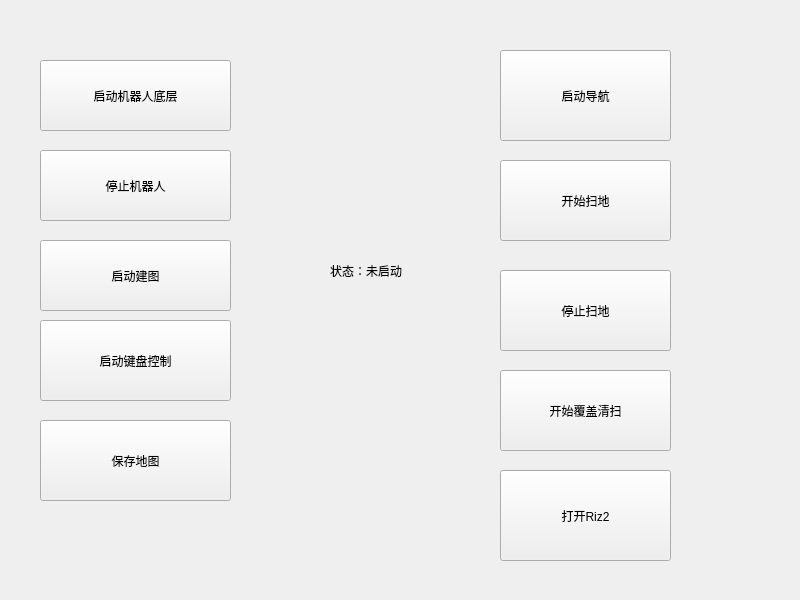
First picture: the form in cleaning_robot_software/widget.ui, repository 211jerry/ros2_uppercomputer_Qt5_software, before the edit.
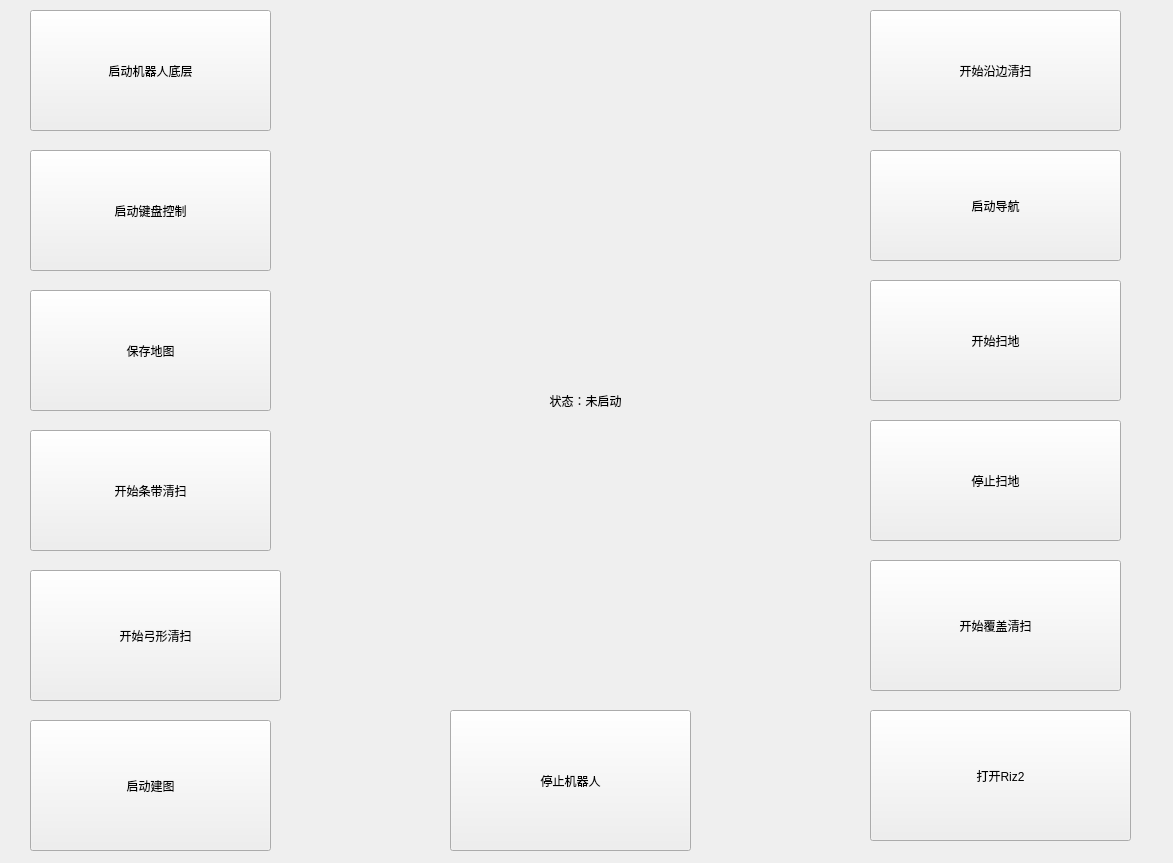
Second picture: the form after the edit.

Commit message: 增加了不同清扫模式按键

Diff of the .ui file:
```diff
--- a/cleaning_robot_software/widget.ui
+++ b/cleaning_robot_software/widget.ui
@@ -6,8 +6,8 @@
    <rect>
     <x>0</x>
     <y>0</y>
-    <width>800</width>
-    <height>600</height>
+    <width>1173</width>
+    <height>863</height>
    </rect>
   </property>
   <property name="windowTitle">
@@ -16,10 +16,10 @@
   <widget class="QPushButton" name="pushButton">
    <property name="geometry">
     <rect>
-     <x>40</x>
-     <y>60</y>
-     <width>191</width>
-     <height>71</height>
+     <x>30</x>
+     <y>10</y>
+     <width>241</width>
+     <height>121</height>
     </rect>
    </property>
    <property name="text">
@@ -29,23 +29,26 @@
   <widget class="QLabel" name="label">
    <property name="geometry">
     <rect>
-     <x>330</x>
-     <y>250</y>
-     <width>171</width>
-     <height>41</height>
+     <x>450</x>
+     <y>310</y>
+     <width>271</width>
+     <height>181</height>
     </rect>
    </property>
    <property name="text">
     <string>状态：未启动</string>
    </property>
+   <property name="alignment">
+    <set>Qt::AlignCenter</set>
+   </property>
   </widget>
   <widget class="QPushButton" name="pushButton_2">
    <property name="geometry">
     <rect>
-     <x>40</x>
-     <y>150</y>
-     <width>191</width>
-     <height>71</height>
+     <x>450</x>
+     <y>710</y>
+     <width>241</width>
+     <height>141</height>
     </rect>
    </property>
    <property name="text">
@@ -55,10 +58,10 @@
   <widget class="QPushButton" name="pushButton_3">
    <property name="geometry">
     <rect>
-     <x>40</x>
-     <y>240</y>
-     <width>191</width>
-     <height>71</height>
+     <x>30</x>
+     <y>720</y>
+     <width>241</width>
+     <height>131</height>
     </rect>
    </property>
    <property name="text">
@@ -68,10 +71,10 @@
   <widget class="QPushButton" name="pushButton_4">
    <property name="geometry">
     <rect>
-     <x>40</x>
-     <y>320</y>
-     <width>191</width>
-     <height>81</height>
+     <x>30</x>
+     <y>150</y>
+     <width>241</width>
+     <height>121</height>
     </rect>
    </property>
    <property name="text">
@@ -81,10 +84,10 @@
   <widget class="QPushButton" name="pushButton_5">
    <property name="geometry">
     <rect>
-     <x>40</x>
-     <y>420</y>
-     <width>191</width>
-     <height>81</height>
+     <x>30</x>
+     <y>290</y>
+     <width>241</width>
+     <height>121</height>
     </rect>
    </property>
    <property name="text">
@@ -94,10 +97,10 @@
   <widget class="QPushButton" name="pushButton_6">
    <property name="geometry">
     <rect>
-     <x>500</x>
-     <y>50</y>
-     <width>171</width>
-     <height>91</height>
+     <x>870</x>
+     <y>150</y>
+     <width>251</width>
+     <height>111</height>
     </rect>
    </property>
    <property name="text">
@@ -107,10 +110,10 @@
   <widget class="QPushButton" name="pushButton_7">
    <property name="geometry">
     <rect>
-     <x>500</x>
-     <y>160</y>
-     <width>171</width>
-     <height>81</height>
+     <x>870</x>
+     <y>280</y>
+     <width>251</width>
+     <height>121</height>
     </rect>
    </property>
    <property name="text">
@@ -120,10 +123,10 @@
   <widget class="QPushButton" name="pushButton_8">
    <property name="geometry">
     <rect>
-     <x>500</x>
-     <y>270</y>
-     <width>171</width>
-     <height>81</height>
+     <x>870</x>
+     <y>420</y>
+     <width>251</width>
+     <height>121</height>
     </rect>
    </property>
    <property name="text">
@@ -133,10 +136,10 @@
   <widget class="QPushButton" name="pushButton_9">
    <property name="geometry">
     <rect>
-     <x>500</x>
-     <y>370</y>
-     <width>171</width>
-     <height>81</height>
+     <x>870</x>
+     <y>560</y>
+     <width>251</width>
+     <height>131</height>
     </rect>
    </property>
    <property name="text">
@@ -146,16 +149,55 @@
   <widget class="QPushButton" name="pushButton_10">
    <property name="geometry">
     <rect>
-     <x>500</x>
-     <y>470</y>
-     <width>171</width>
-     <height>91</height>
+     <x>870</x>
+     <y>710</y>
+     <width>261</width>
+     <height>131</height>
     </rect>
    </property>
    <property name="text">
     <string>打开Riz2</string>
    </property>
   </widget>
+  <widget class="QPushButton" name="pushButton_11">
+   <property name="geometry">
+    <rect>
+     <x>30</x>
+     <y>430</y>
+     <width>241</width>
+     <height>121</height>
+    </rect>
+   </property>
+   <property name="text">
+    <string>开始条带清扫</string>
+   </property>
+  </widget>
+  <widget class="QPushButton" name="pushButton_12">
+   <property name="geometry">
+    <rect>
+     <x>870</x>
+     <y>10</y>
+     <width>251</width>
+     <height>121</height>
+    </rect>
+   </property>
+   <property name="text">
+    <string>开始沿边清扫</string>
+   </property>
+  </widget>
+  <widget class="QPushButton" name="pushButton_13">
+   <property name="geometry">
+    <rect>
+     <x>30</x>
+     <y>570</y>
+     <width>251</width>
+     <height>131</height>
+    </rect>
+   </property>
+   <property name="text">
+    <string>开始弓形清扫</string>
+   </property>
+  </widget>
  </widget>
  <resources/>
  <connections/>
```
The commit also changes 12 other files.
